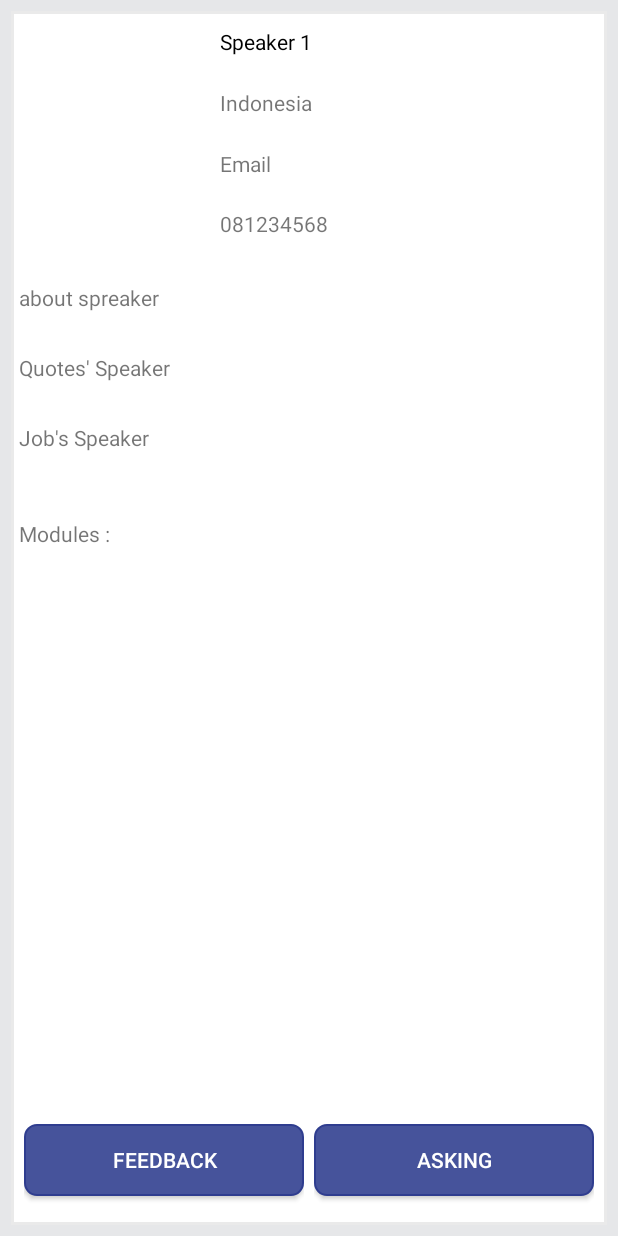
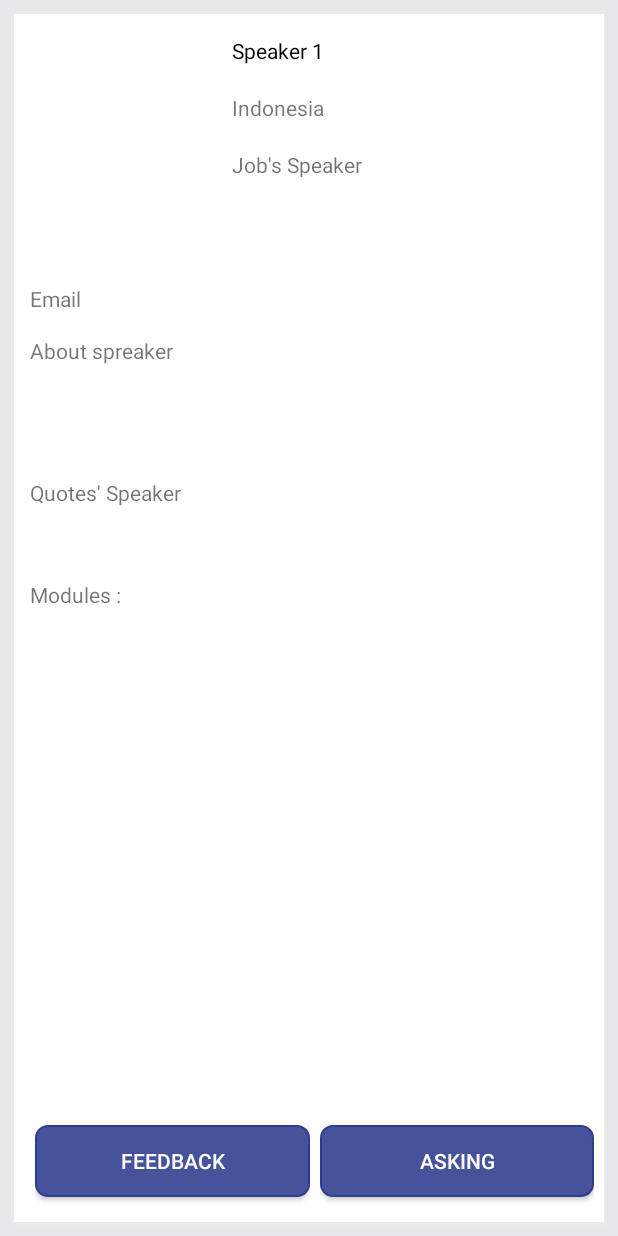
Before and after one commit to mobiledevsigma/palapaone, an Android app: the layout activity_speaker_detail.xml on its own in the app's theme, with its tools: preview values and no code run, on a phone screen of 412 x 824 dp. Run offline under Robolectric (Android 15) with nearby library versions, the phone set to English and light mode, and no system bars.

Commit message:
6 sept 002

```diff
--- a/app/build.gradle
+++ b/app/build.gradle
@@ -10,8 +10,8 @@
         applicationId "co.id.telkomsigma.palapaone"
         minSdkVersion 21
         targetSdkVersion 27
-        versionCode 1
-        versionName "1.0"
+        versionCode 1001
+        versionName "1.0.01"
         testInstrumentationRunner "android.support.test.runner.AndroidJUnitRunner"
     }
     buildTypes {
--- a/app/src/main/res/layout/activity_speaker_detail.xml
+++ b/app/src/main/res/layout/activity_speaker_detail.xml
@@ -7,6 +7,7 @@
     android:background="#E6E7E9"
     android:orientation="vertical"
     android:weightSum="1">
+    <!--edit-->
 
     <LinearLayout
         android:layout_width="match_parent"
@@ -20,6 +21,7 @@
         <LinearLayout
             android:layout_width="match_parent"
             android:layout_height="match_parent"
+            android:layout_marginLeft="7dp"
             android:layout_weight="1.6"
             android:orientation="horizontal"
             android:weightSum="2">
@@ -42,8 +44,10 @@
             <LinearLayout
                 android:layout_width="match_parent"
                 android:layout_height="match_parent"
+                android:layout_marginTop="4dp"
                 android:layout_weight="0.7"
                 android:orientation="vertical"
+                android:padding="3dp"
                 android:weightSum="4">
 
                 <LinearLayout
@@ -99,12 +103,12 @@
                     android:orientation="horizontal">
 
                     <TextView
-                        android:id="@+id/txt_speaker_email"
+                        android:id="@+id/txt_speaker_job"
                         android:layout_width="match_parent"
                         android:layout_height="match_parent"
                         android:layout_weight="1"
                         android:gravity="left|center"
-                        android:text="Email" />
+                        android:text="Job's Speaker" />
                 </LinearLayout>
 
                 <LinearLayout
@@ -113,14 +117,6 @@
                     android:layout_weight="1"
                     android:orientation="horizontal">
 
-                    <TextView
-                        android:id="@+id/txt_speaker_phone"
-                        android:layout_width="match_parent"
-                        android:layout_height="match_parent"
-                        android:layout_weight="1"
-                        android:gravity="left|center"
-                        android:text="081234568"
-                        android:textSize="14sp" />
                 </LinearLayout>
 
             </LinearLayout>
@@ -129,6 +125,7 @@
         <LinearLayout
             android:layout_width="match_parent"
             android:layout_height="match_parent"
+            android:layout_marginLeft="7dp"
             android:layout_weight="0.4"
             android:orientation="vertical"
             android:weightSum="3">
@@ -137,14 +134,40 @@
                 android:layout_width="match_parent"
                 android:layout_height="match_parent"
                 android:layout_margin="5dp"
-                android:layout_weight="1.15"
+                android:layout_weight="1.05"
                 android:orientation="vertical"
                 android:weightSum="3">
 
                 <LinearLayout
                     android:layout_width="match_parent"
                     android:layout_height="match_parent"
-                    android:layout_weight="1"
+                    android:layout_weight="1.1"
+                    android:orientation="horizontal"
+                    android:weightSum="2">
+
+                    <TextView
+                        android:id="@+id/txt_speaker_email"
+                        android:layout_width="match_parent"
+                        android:layout_height="match_parent"
+                        android:layout_weight="0.75"
+                        android:gravity="left|center"
+                        android:text="Email" />
+
+                    <TextView
+                        android:id="@+id/txt_speaker_phone"
+                        android:layout_width="match_parent"
+                        android:layout_height="match_parent"
+                        android:layout_weight="0.75"
+                        android:gravity="right|center"
+                        android:text="081234568"
+                        android:textSize="14sp" />
+
+                </LinearLayout>
+
+                <LinearLayout
+                    android:layout_width="match_parent"
+                    android:layout_height="match_parent"
+                    android:layout_weight="0.9"
                     android:orientation="horizontal">
 
                     <TextView
@@ -152,8 +175,9 @@
                         android:layout_width="match_parent"
                         android:layout_height="match_parent"
                         android:layout_weight="1"
-                        android:gravity="left|center"
-                        android:text="about spreaker" />
+                        android:gravity="top|left|center"
+                        android:hint="text"
+                        android:text="About spreaker" />
                 </LinearLayout>
 
                 <LinearLayout
@@ -170,28 +194,13 @@
                         android:gravity="left|center"
                         android:text="Quotes' Speaker" />
                 </LinearLayout>
-
-                <LinearLayout
-                    android:layout_width="match_parent"
-                    android:layout_height="match_parent"
-                    android:layout_weight="1"
-                    android:orientation="horizontal">
-
-                    <TextView
-                        android:id="@+id/txt_speaker_job"
-                        android:layout_width="match_parent"
-                        android:layout_height="match_parent"
-                        android:layout_weight="1"
-                        android:gravity="left|center"
-                        android:text="Job's Speaker" />
-                </LinearLayout>
             </LinearLayout>
 
             <LinearLayout
                 android:layout_width="match_parent"
                 android:layout_height="match_parent"
                 android:layout_margin="5dp"
-                android:layout_weight="0.55"
+                android:layout_weight="0.65"
                 android:orientation="vertical"
                 android:weightSum="2">
 
--- a/app/src/main/res/layout/item_list_rundown.xml
+++ b/app/src/main/res/layout/item_list_rundown.xml
@@ -97,7 +97,7 @@
             android:orientation="vertical">
 
             <ImageView
-                android:id="@+id/imageView18"
+                android:id="@+id/iv_reminder"
                 android:layout_width="match_parent"
                 android:layout_height="match_parent"
                 android:layout_margin="3dp"
```
Also changed, not shown: app/src/main/java/co/id/telkomsigma/palapaone/adapter/FeedbackAdapter.java (+9 -6 lines), app/src/main/java/co/id/telkomsigma/palapaone/adapter/RundownAdapter.java (+40 -16 lines), app/src/main/java/co/id/telkomsigma/palapaone/controller/event/EventFragment.java (+13 -5 lines), app/src/main/java/co/id/telkomsigma/palapaone/controller/feedback/FeedbackActivity.java (+58 -10 lines), app/src/main/java/co/id/telkomsigma/palapaone/util/connection/ConstantUtils.java (+9 -0 lines), app/src/main/res/layout/activity_profile.xml (+16 -6 lines), app/src/main/res/layout/activity_profile_edit.xml (+6 -5 lines), app/src/main/res/layout/fragment_event.xml (+9 -0 lines), app/src/main/res/drawable/icon_logo_app.png.
